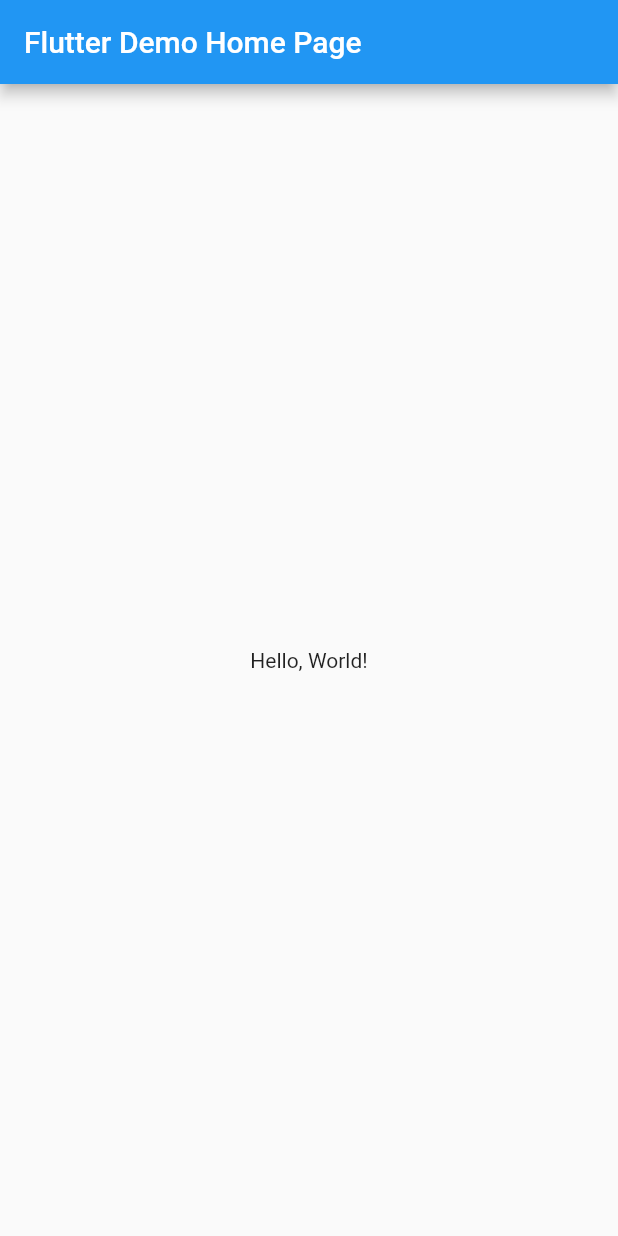
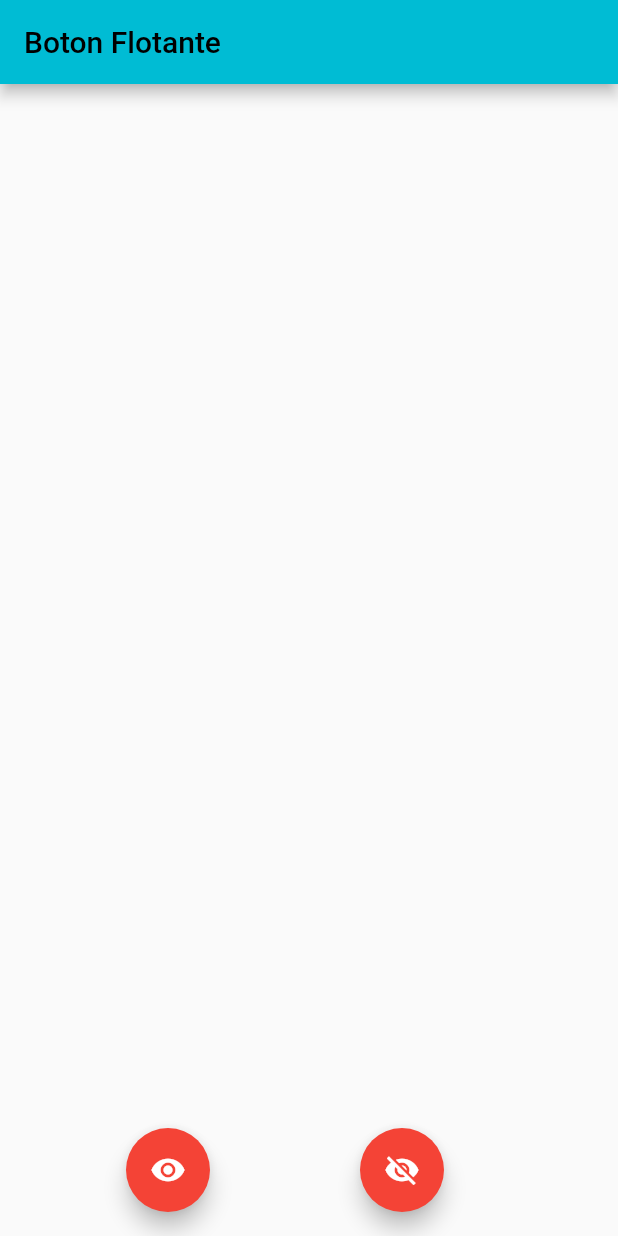
Before and after one commit to SantacruzDiego100/Boton_flotante, a Flutter app: the screen it shows after launch, on a phone screen of 412 x 824 dp. Run offline on Flutter 3.47's test engine with Material 2 defaults, Android fonts, the phone set to English and light mode, and no system bars.

Commit message:
Boton_flotante

```diff
--- a/lib/main.dart
+++ b/lib/main.dart
@@ -1,4 +1,5 @@
 import 'package:flutter/material.dart';
+import 'screens/boton_flotante.dart';
 
 void main() => runApp(MyApp());
 
@@ -8,35 +9,23 @@ class MyApp extends StatelessWidget {
   @override
   Widget build(BuildContext context) {
     return MaterialApp(
-      // Application name
-      title: 'Flutter Hello World',
+      //quitamos debug
+      debugShowCheckedModeBanner: false,
       // Application theme data, you can set the colors for the application as
       // you want
       theme: ThemeData(
-        primarySwatch: Colors.blue,
+        primarySwatch: Colors.cyan,
+        accentColor: Colors.red,
+        //Configurar texto
+        textTheme: TextTheme(
+          bodyText2: TextStyle(
+            color: Colors.pink,
+            fontSize: 50
+           )
+        )
       ),
-      // A widget which will be started on application startup
-      home: MyHomePage(title: 'Flutter Demo Home Page'),
+      //  Pagina inicial
+      home: BotonFlotante(),
     );
   }
 }
-
-class MyHomePage extends StatelessWidget {
-  final String title;
-  const MyHomePage({super.key, required this.title});
-
-  @override
-  Widget build(BuildContext context) {
-    return Scaffold(
-      appBar: AppBar(
-        // The title text which will be shown on the action bar
-        title: Text(title),
-      ),
-      body: Center(
-        child: Text(
-          'Hello, World!',
-        ),
-      ),
-    );
-  }
-}
--- /dev/null
+++ b/lib/screens/boton_flotante.dart
@@ -0,0 +1,43 @@
+//Importacion de libreria material
+import 'package:flutter/material.dart';
+
+//Crea la clase y el estado a cambiar
+class BotonFlotante extends StatefulWidget {
+  const BotonFlotante({super.key});
+  _BotonFlotante createState() => _BotonFlotante();
+}
+
+//Crear los widgets a mostrar
+class _BotonFlotante extends State<BotonFlotante> {
+  String txt="";
+  @override
+  Widget build(BuildContext context) {
+    return Scaffold(
+      appBar: AppBar(
+        title: Text('Boton Flotante'),
+      ),
+      body: Center(
+        child: Column(
+            mainAxisAlignment: MainAxisAlignment.center,
+            children: [
+              Text(txt)
+             ],
+          )
+      ),
+      floatingActionButton: Row(
+         mainAxisAlignment: MainAxisAlignment.spaceEvenly,
+         children: [
+            FloatingActionButton(
+                      child: Icon(Icons.visibility),
+                     onPressed: () => setState(() => txt="Hola mundo")
+                       ),
+
+                    FloatingActionButton(
+                              child: Icon(Icons.visibility_off),
+                              onPressed: () => setState(() => txt="")
+                            ),
+          ],
+       ),
+    );
+  }
+}
```
